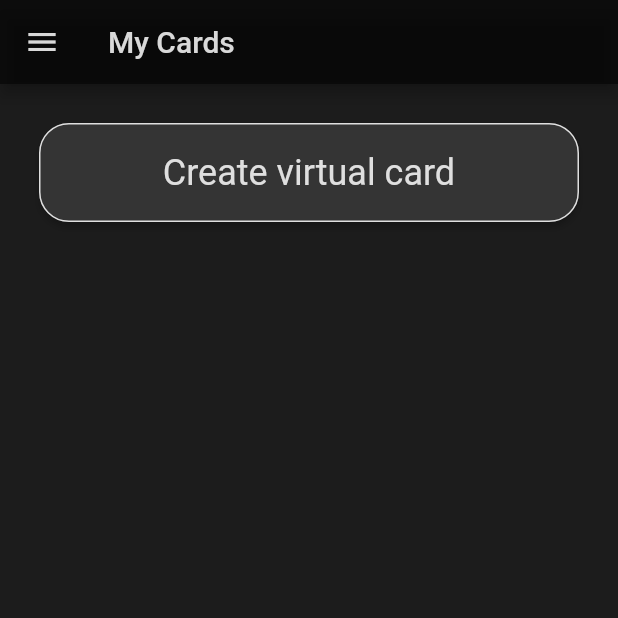
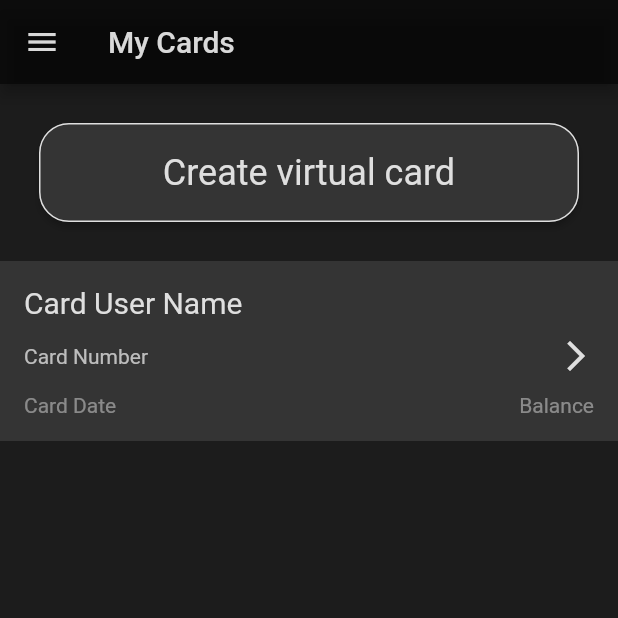
Before and after one commit to MoeZalzala11/Metro_Bank_0.1, a Flutter app: the MyCardsWidget screen opened directly, on a phone screen of 412 x 824 dp, the top half of it. Run offline on Flutter 3.47's test engine with Material 2 defaults, Android fonts, the phone set to English and light mode, and no system bars.

Commit message:
Card widget created

```diff
--- a/lib/my_cards_widget.dart
+++ b/lib/my_cards_widget.dart
@@ -36,17 +36,74 @@ class MyCardsWidget extends StatelessWidget {
                   onPressed: () {},
                   style: ElevatedButton.styleFrom(
                     backgroundColor: const Color(0xFF343434),
-                      shape: RoundedRectangleBorder(
+                    shape: RoundedRectangleBorder(
                         side: const BorderSide(color: Color(0xFFDFDFDF)),
-                          borderRadius: BorderRadius.circular(20)),
+                        borderRadius: BorderRadius.circular(20)),
                   ),
-                  child: const Text('Create virtual card',style: TextStyle(
-                    color: Color(0xFFDFDFDF),
-                    fontSize: 24,
-                    fontWeight: FontWeight.normal
-                  ),),
+                  child: const Text(
+                    'Create virtual card',
+                    style: TextStyle(
+                        color: Color(0xFFDFDFDF),
+                        fontSize: 24,
+                        fontWeight: FontWeight.normal),
+                  ),
                 ),
               ),
+              Expanded(
+                child: ListView(
+                  scrollDirection: Axis.vertical,
+                  itemExtent: 120,
+                  children: [
+                    Container(
+                      width: MediaQuery.of(context).size.width,
+                      color: const Color(0XFF343434),
+                      padding: const EdgeInsets.all(16),
+                      child: Column(
+                        mainAxisAlignment: MainAxisAlignment.spaceBetween,
+                        crossAxisAlignment: CrossAxisAlignment.start,
+                        children: [
+                          const Text(
+                            'Card User Name',
+                            style: TextStyle(
+                                fontSize: 20, color: Color(0xFFDFDFDF)),
+                          ),
+                          Row(
+                            mainAxisAlignment: MainAxisAlignment.spaceBetween,
+                            children: [
+                              Text(
+                                'Card Number',
+                                style: TextStyle(
+                                    fontSize: 14, color: const Color(0xFFDFDFDF).withOpacity(0.8)),
+                              ),
+                              const Icon(
+                                Icons.arrow_forward_ios,
+                                color: Color(0XFFDFDFDF),
+                              ),
+                            ],
+                          ),
+                          Row(
+                            mainAxisAlignment: MainAxisAlignment.spaceBetween,
+                            children: [
+                              Text(
+                                'Card Date',
+                                style: TextStyle(
+                                    fontSize: 14,
+                                    color: const Color(0XFFDFDFDF)
+                                        .withOpacity(0.5)),
+                              ),
+                              Text('Balance',
+                                  style: TextStyle(
+                                      fontSize: 14,
+                                      color: const Color(0XFFDFDFDF)
+                                          .withOpacity(0.5))),
+                            ],
+                          ),
+                        ],
+                      ),
+                    )
+                  ],
+                ),
+              )
             ],
           ),
         ),
```
Also changed, not shown: images/Ad4x.png.
